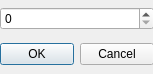
The window that icdv/Gui/LayoutIterationDialog.ui (MIPT-ILab-Compilers/ICDV) describes before a commit, drawn with Qt 5.
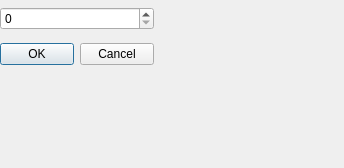
The same window after the commit.

What changed in the file:
```diff
--- a/icdv/Gui/LayoutIterationDialog.ui
+++ b/icdv/Gui/LayoutIterationDialog.ui
@@ -6,8 +6,8 @@
    <rect>
     <x>0</x>
     <y>0</y>
-    <width>153</width>
-    <height>74</height>
+    <width>344</width>
+    <height>168</height>
    </rect>
   </property>
   <property name="windowTitle">
```
Left out of the diff: 12 changed lines with no effect on the pictures.
